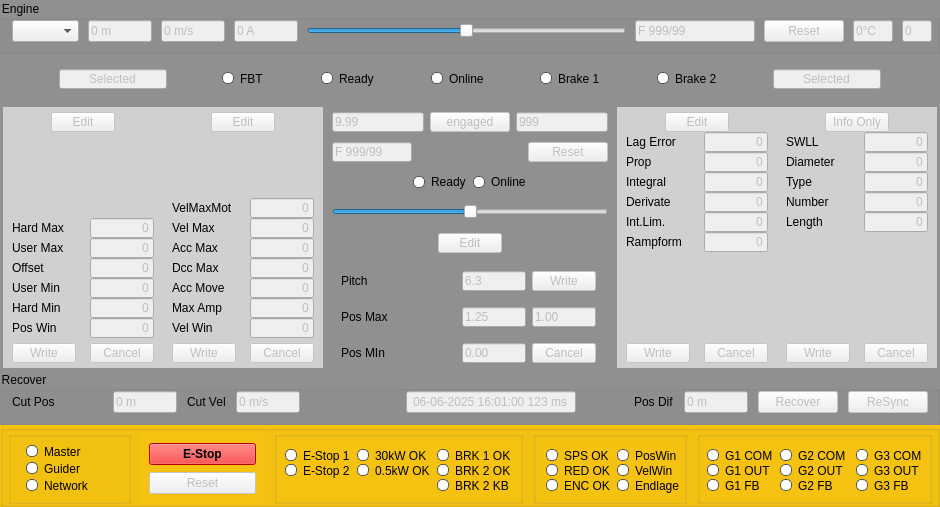
Old version of the form Migrating/Achse_Linux.ui in the repository martburg/Migrate-Steuerung3D.
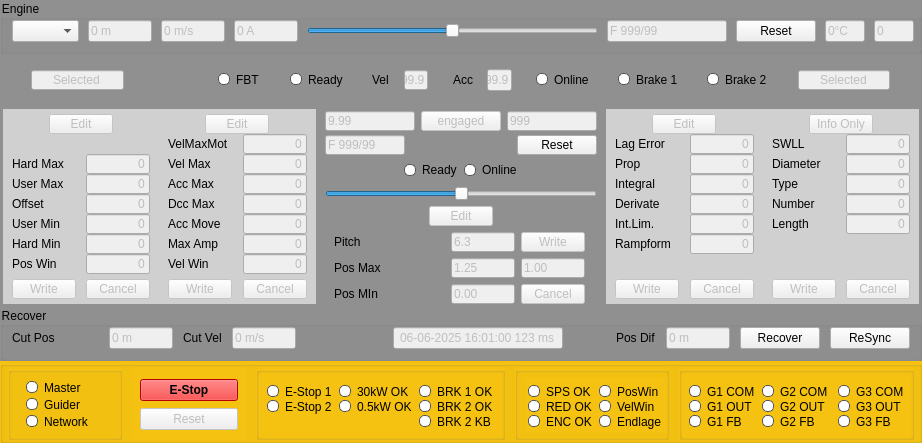
New version of the form.

What changed in the file:
```diff
--- a/Migrating/Achse_Linux.ui
+++ b/Migrating/Achse_Linux.ui
@@ -6,8 +6,8 @@
    <rect>
     <x>0</x>
     <y>0</y>
-    <width>940</width>
-    <height>507</height>
+    <width>922</width>
+    <height>433</height>
    </rect>
   </property>
   <property name="windowTitle">
@@ -186,7 +186,7 @@
       <item>
        <widget class="QPushButton" name="btnAxisReset">
         <property name="enabled">
-         <bool>false</bool>
+         <bool>true</bool>
         </property>
         <property name="text">
          <string>Reset</string>
@@ -216,7 +216,7 @@
         </property>
         <property name="maximumSize">
          <size>
-          <width>30</width>
+          <width>40</width>
           <height>16777215</height>
          </size>
         </property>
@@ -298,7 +298,7 @@
         </property>
         <property name="sizeHint" stdset="0">
          <size>
-          <width>45</width>
+          <width>110</width>
           <height>13</height>
          </size>
         </property>
@@ -344,6 +344,110 @@
         </property>
        </spacer>
       </item>
+      <item>
+       <widget class="QLabel" name="label_31">
+        <property name="text">
+         <string>Vel</string>
+        </property>
+       </widget>
+      </item>
+      <item>
+       <spacer name="horizontalSpacer_45">
+        <property name="orientation">
+         <enum>Qt::Orientation::Horizontal</enum>
+        </property>
+        <property name="sizeHint" stdset="0">
+         <size>
+          <width>30</width>
+          <height>20</height>
+         </size>
+        </property>
+       </spacer>
+      </item>
+      <item>
+       <widget class="QLineEdit" name="txtDcc">
+        <property name="enabled">
+         <bool>false</bool>
+        </property>
+        <property name="maximumSize">
+         <size>
+          <width>40</width>
+          <height>20</height>
+         </size>
+        </property>
+        <property name="text">
+         <string>99.9</string>
+        </property>
+        <property name="alignment">
+         <set>Qt::AlignmentFlag::AlignCenter</set>
+        </property>
+       </widget>
+      </item>
+      <item>
+       <spacer name="horizontalSpacer_47">
+        <property name="orientation">
+         <enum>Qt::Orientation::Horizontal</enum>
+        </property>
+        <property name="sizeHint" stdset="0">
+         <size>
+          <width>40</width>
+          <height>20</height>
+         </size>
+        </property>
+       </spacer>
+      </item>
+      <item>
+       <widget class="QLabel" name="label_32">
+        <property name="text">
+         <string>Acc</string>
+        </property>
+       </widget>
+      </item>
+      <item>
+       <spacer name="horizontalSpacer_48">
+        <property name="orientation">
+         <enum>Qt::Orientation::Horizontal</enum>
+        </property>
+        <property name="sizeHint" stdset="0">
+         <size>
+          <width>30</width>
+          <height>20</height>
+         </size>
+        </property>
+       </spacer>
+      </item>
+      <item>
+       <widget class="QLineEdit" name="txtAcc">
+        <property name="enabled">
+         <bool>false</bool>
+        </property>
+        <property name="maximumSize">
+         <size>
+          <width>40</width>
+          <height>16777215</height>
+         </size>
+        </property>
+        <property name="text">
+         <string>99.9</string>
+        </property>
+        <property name="alignment">
+         <set>Qt::AlignmentFlag::AlignCenter</set>
+        </property>
+       </widget>
+      </item>
+      <item>
+       <spacer name="horizontalSpacer_49">
+        <property name="orientation">
+         <enum>Qt::Orientation::Horizontal</enum>
+        </property>
+        <property name="sizeHint" stdset="0">
+         <size>
+          <width>40</width>
+          <height>20</height>
+         </size>
+        </property>
+       </spacer>
+      </item>
       <item>
        <widget class="QCheckBox" name="cbOnline">
         <property name="text">
@@ -2019,7 +2123,7 @@
             <item>
              <widget class="QPushButton" name="btnGuideReset">
               <property name="enabled">
-               <bool>false</bool>
+               <bool>true</bool>
               </property>
               <property name="maximumSize">
                <size>
@@ -3971,7 +4075,7 @@
       <item>
        <widget class="QPushButton" name="btnRecover">
         <property name="enabled">
-         <bool>false</bool>
+         <bool>true</bool>
         </property>
         <property name="text">
          <string>Recover</string>
@@ -3981,7 +4085,7 @@
       <item>
        <widget class="QPushButton" name="btnResync">
         <property name="enabled">
-         <bool>false</bool>
+         <bool>true</bool>
         </property>
         <property name="text">
          <string>ReSync</string>
```
Left out of the diff: 180 changed lines with no effect on the pictures.
